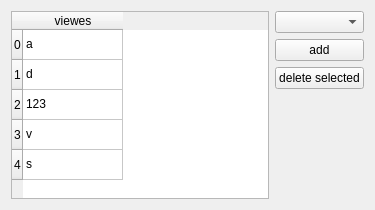
First picture: the form in stplot-gui/widgets/ViewManager/viewmanager.ui, repository Sanya-123/STplot, before the edit.
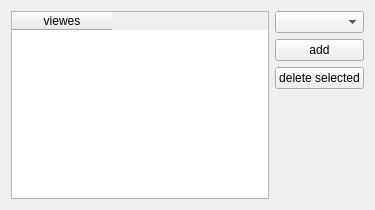
Second picture: the form after the edit.

The edit to the form file:
```diff
--- a/stplot-gui/widgets/ViewManager/viewmanager.ui
+++ b/stplot-gui/widgets/ViewManager/viewmanager.ui
@@ -16,61 +16,11 @@
   <layout class="QGridLayout" name="gridLayout">
    <item row="0" column="0">
     <widget class="QTableWidget" name="tableWidget_availebleWidgets">
-     <row>
-      <property name="text">
-       <string>0</string>
-      </property>
-     </row>
-     <row>
-      <property name="text">
-       <string>1</string>
-      </property>
-     </row>
-     <row>
-      <property name="text">
-       <string>2</string>
-      </property>
-     </row>
-     <row>
-      <property name="text">
-       <string>3</string>
-      </property>
-     </row>
-     <row>
-      <property name="text">
-       <string>4</string>
-      </property>
-     </row>
      <column>
       <property name="text">
        <string>viewes</string>
       </property>
      </column>
-     <item row="0" column="0">
-      <property name="text">
-       <string>a</string>
-      </property>
-     </item>
-     <item row="1" column="0">
-      <property name="text">
-       <string>d</string>
-      </property>
-     </item>
-     <item row="2" column="0">
-      <property name="text">
-       <string>123</string>
-      </property>
-     </item>
-     <item row="3" column="0">
-      <property name="text">
-       <string>v</string>
-      </property>
-     </item>
-     <item row="4" column="0">
-      <property name="text">
-       <string>s</string>
-      </property>
-     </item>
     </widget>
    </item>
    <item row="0" column="1">
```
